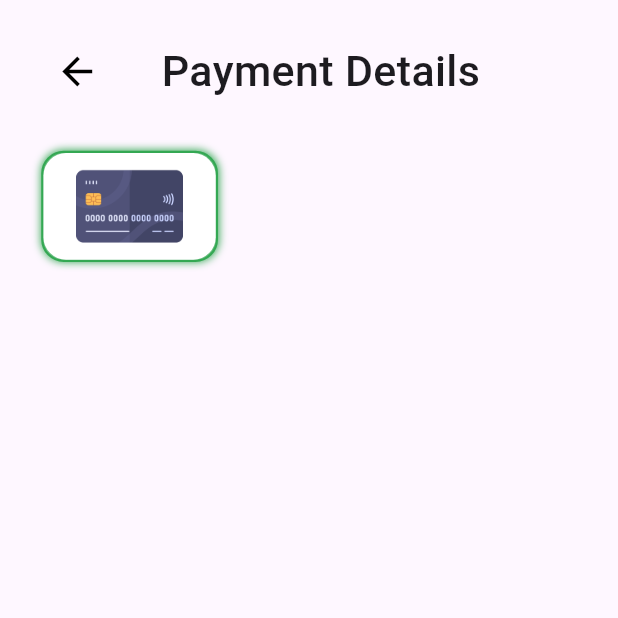
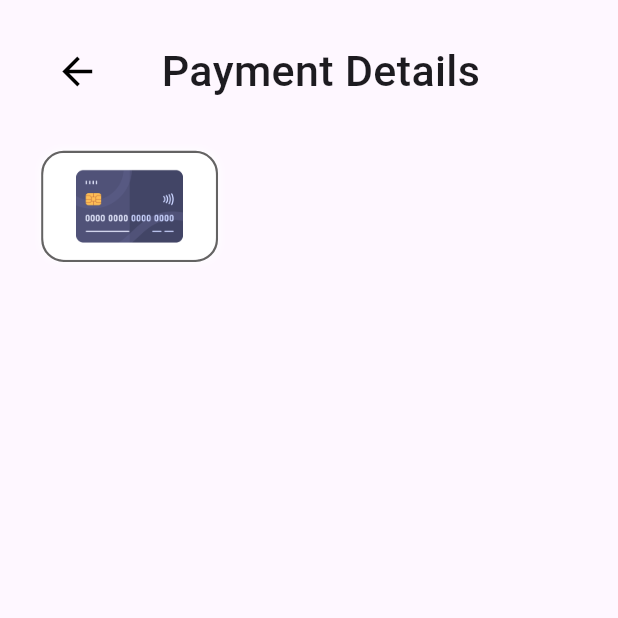
Before and after one commit to tasneem-gamal/payment-app, a Flutter app: the PaymentDetailsView screen opened directly, on a phone screen of 412 x 824 dp, the top half of it. Run offline on Flutter 3.47's test engine with Material 3 defaults, Android fonts, the phone set to English and light mode, and no system bars; our stand-ins replace flutter_screenutil.

Commit message:
active item

```diff
--- a/lib/features/checkout/ui/payment_datails_widgets/payment_details_view_body.dart
+++ b/lib/features/checkout/ui/payment_datails_widgets/payment_details_view_body.dart
@@ -16,7 +16,7 @@ class PaymentDetailsViewBody extends StatelessWidget {
         children: [
           const CustomAppBar(text: 'Payment Details'),
           SizedBox(height: 24.h,),
-          PaymentMethodItem()
+          PaymentMethodItem(isActive: false,)
         ],
       ),
     );
--- a/lib/features/checkout/ui/payment_datails_widgets/payment_method_item.dart
+++ b/lib/features/checkout/ui/payment_datails_widgets/payment_method_item.dart
@@ -4,23 +4,28 @@ import 'package:flutter_screenutil/flutter_screenutil.dart';
 class PaymentMethodItem extends StatelessWidget {
   const PaymentMethodItem({
     super.key,
+    this.isActive = false
   });
-
+  final bool isActive;
   @override
   Widget build(BuildContext context) {
-    return Container(
+    return AnimatedContainer(
+      duration: const Duration(microseconds: 600),
       width: 103.w,
       height: 62.h,
       decoration: ShapeDecoration(
         shape: RoundedRectangleBorder(
-          side: const BorderSide(width: 1.50, color: Color(0xff34A853)),
+          side: BorderSide(
+            width: 1.50,
+            color: isActive ? const Color(0xff34A853) : const Color.fromARGB(255, 100, 99, 99)
+          ),
           borderRadius: BorderRadius.circular(15)
         ),
-        shadows: const [
+        shadows: [
           BoxShadow(
-            color: Color(0xff34A853),
+            color: isActive ? const Color(0xff34A853) : Colors.white,
             blurRadius: 4,
-            offset: Offset(0, 0),
+            offset: const Offset(0, 0),
             spreadRadius: 0
           )
         ]
```
